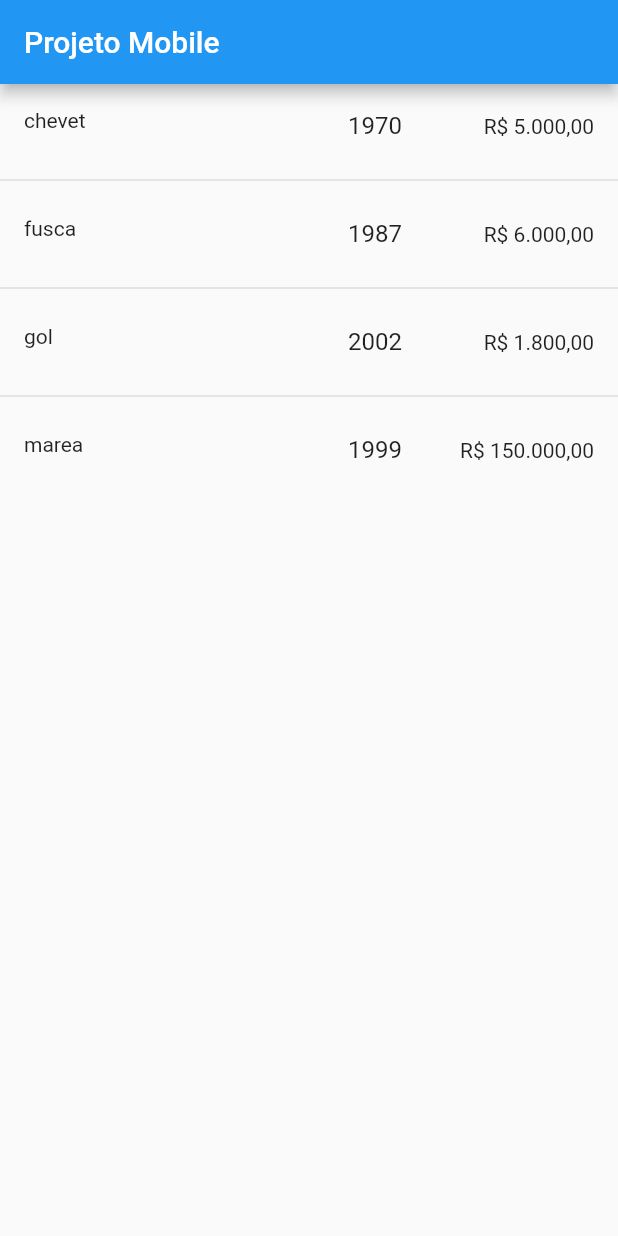
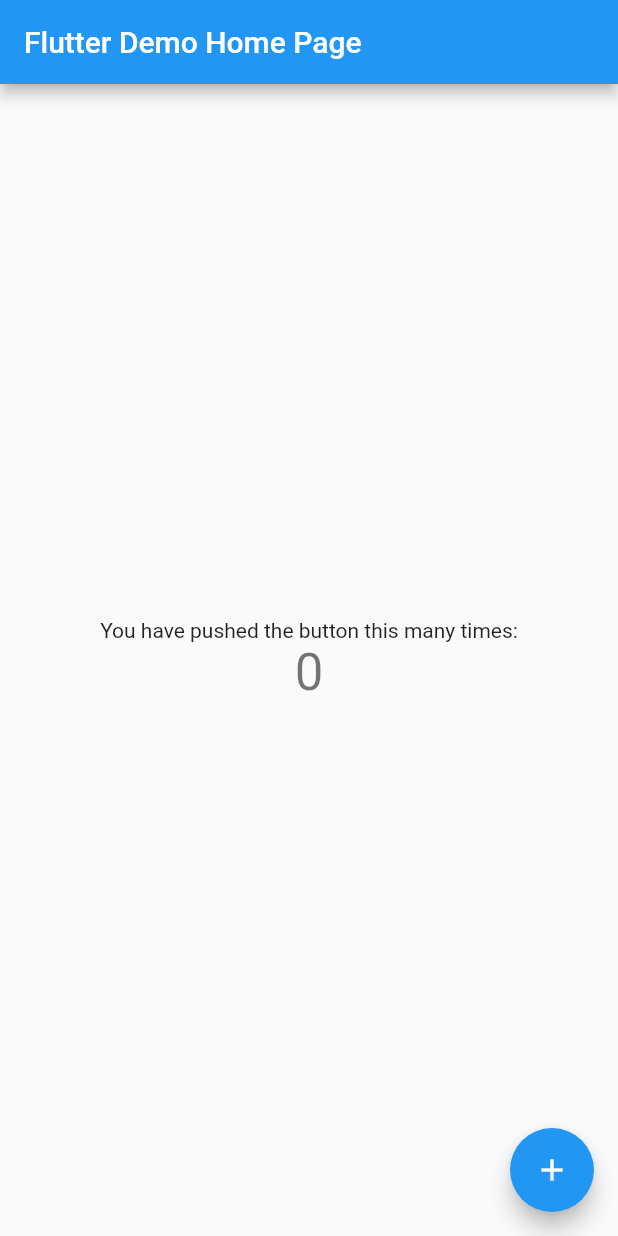
Before and after one commit to chauchuty/projeto-de-software, a Flutter app: the screen it shows after launch, on a phone screen of 412 x 824 dp. Run offline on Flutter 3.47's test engine with Material 2 defaults, Android fonts, the phone set to English and light mode, and no system bars.

Commit message:
create: flutter_app

```diff
--- a/flutter_app/lib/app.dart
+++ /dev/null
@@ -1,19 +0,0 @@
-import 'package:flutter/material.dart';
-import 'package:flutter_app/pages/home.page.dart';
-import 'package:flutter_app/pages/route.page.dart';
-
-class App extends StatelessWidget {
-  const App({Key? key}) : super(key: key);
-
-  @override
-  Widget build(BuildContext context) {
-    return MaterialApp(
-      title: 'Projeto Mobile',
-      debugShowCheckedModeBanner: false,
-      theme: ThemeData(
-        primarySwatch: Colors.blue,
-      ),
-      home: HomePage(),
-    );
-  }
-}
--- a/flutter_app/lib/main.dart
+++ b/flutter_app/lib/main.dart
@@ -1,7 +1,115 @@
 import 'package:flutter/material.dart';
 
-import 'app.dart';
+void main() {
+  runApp(const MyApp());
+}
 
-void main() {
-  runApp(const App());
+class MyApp extends StatelessWidget {
+  const MyApp({Key? key}) : super(key: key);
+
+  // This widget is the root of your application.
+  @override
+  Widget build(BuildContext context) {
+    return MaterialApp(
+      title: 'Flutter Demo',
+      theme: ThemeData(
+        // This is the theme of your application.
+        //
+        // Try running your application with "flutter run". You'll see the
+        // application has a blue toolbar. Then, without quitting the app, try
+        // changing the primarySwatch below to Colors.green and then invoke
+        // "hot reload" (press "r" in the console where you ran "flutter run",
+        // or simply save your changes to "hot reload" in a Flutter IDE).
+        // Notice that the counter didn't reset back to zero; the application
+        // is not restarted.
+        primarySwatch: Colors.blue,
+      ),
+      home: const MyHomePage(title: 'Flutter Demo Home Page'),
+    );
+  }
 }
+
+class MyHomePage extends StatefulWidget {
+  const MyHomePage({Key? key, required this.title}) : super(key: key);
+
+  // This widget is the home page of your application. It is stateful, meaning
+  // that it has a State object (defined below) that contains fields that affect
+  // how it looks.
+
+  // This class is the configuration for the state. It holds the values (in this
+  // case the title) provided by the parent (in this case the App widget) and
+  // used by the build method of the State. Fields in a Widget subclass are
+  // always marked "final".
+
+  final String title;
+
+  @override
+  State<MyHomePage> createState() => _MyHomePageState();
+}
+
+class _MyHomePageState extends State<MyHomePage> {
+  int _counter = 0;
+
+  void _incrementCounter() {
+    setState(() {
+      // This call to setState tells the Flutter framework that something has
+      // changed in this State, which causes it to rerun the build method below
+      // so that the display can reflect the updated values. If we changed
+      // _counter without calling setState(), then the build method would not be
+      // called again, and so nothing would appear to happen.
+      _counter++;
+    });
+  }
+
+  @override
+  Widget build(BuildContext context) {
+    // This method is rerun every time setState is called, for instance as done
+    // by the _incrementCounter method above.
+    //
+    // The Flutter framework has been optimized to make rerunning build methods
+    // fast, so that you can just rebuild anything that needs updating rather
+    // than having to individually change instances of widgets.
+    return Scaffold(
+      appBar: AppBar(
+        // Here we take the value from the MyHomePage object that was created by
+        // the App.build method, and use it to set our appbar title.
+        title: Text(widget.title),
+      ),
+      body: Center(
+        // Center is a layout widget. It takes a single child and positions it
+        // in the middle of the parent.
+        child: Column(
+          // Column is also a layout widget. It takes a list of children and
+          // arranges them vertically. By default, it sizes itself to fit its
+          // children horizontally, and tries to be as tall as its parent.
+          //
+          // Invoke "debug painting" (press "p" in the console, choose the
+          // "Toggle Debug Paint" action from the Flutter Inspector in Android
+          // Studio, or the "Toggle Debug Paint" command in Visual Studio Code)
+          // to see the wireframe for each widget.
+          //
+          // Column has various properties to control how it sizes itself and
+          // how it positions its children. Here we use mainAxisAlignment to
+          // center the children vertically; the main axis here is the vertical
+          // axis because Columns are vertical (the cross axis would be
+          // horizontal).
+          mainAxisAlignment: MainAxisAlignment.center,
+          children: <Widget>[
+            const Text(
+              'You have pushed the button this many times:',
+            ),
+            Text(
+              '$_counter',
+              style: Theme.of(context).textTheme.headline4,
+            ),
+          ],
+        ),
+      ),
+      floatingActionButton: FloatingActionButton(
+        onPressed: _incrementCounter,
+        tooltip: 'Increment',
+        child: const Icon(Icons.add),
+      ), // This trailing comma makes auto-formatting nicer for build methods.
+    );
+  }
+}
--- a/flutter_app/lib/models/carro.model.dart
+++ /dev/null
@@ -1,7 +0,0 @@
-class Carro {
-  var nome = '';
-  var ano = '';
-  var preco = 0.00;
-
-  Carro({required this.nome, required this.ano, required this.preco});
-}
--- a/flutter_app/lib/pages/home.page.dart
+++ /dev/null
@@ -1,38 +0,0 @@
-import 'package:flutter/material.dart';
-import 'package:flutter_app/repositories/carro.repository.dart';
-import 'package:intl/intl.dart';
-
-class HomePage extends StatelessWidget {
-  HomePage({Key? key}) : super(key: key);
-
-  final carros = CarroRepository.lista;
-  NumberFormat real = NumberFormat.currency(locale: 'pt_BR', symbol: 'R\$');
-
-  @override
-  Widget build(BuildContext context) {
-    return Scaffold(
-      appBar: AppBar(
-        title: const Text('Projeto Mobile'),
-      ),
-      body: ListView.separated(
-        itemBuilder: (BuildContext context, int index) {
-          return ListTile(
-            leading: SizedBox(
-              child: Text(
-                carros[index].nome,
-              ),
-              width: 200,
-            ),
-            title: Text(carros[index].ano),
-            trailing: Text(real.format(carros[index].preco)),
-          );
-        },
-        separatorBuilder: (context, index) => const Divider(
-          color: Colors.grey,
-          thickness: 0.3,
-        ),
-        itemCount: carros.length,
-      ),
-    );
-  }
-}
--- a/flutter_app/lib/pages/route.page.dart
+++ /dev/null
@@ -1,10 +0,0 @@
-import 'package:flutter/material.dart';
-
-class RoutePage extends StatelessWidget {
-  const RoutePage({Key? key}) : super(key: key);
-
-  @override
-  Widget build(BuildContext context) {
-    return ButtonTheme(child: Text('Mudar Página'));
-  }
-}
--- a/flutter_app/lib/repositories/carro.repository.dart
+++ /dev/null
@@ -1,10 +0,0 @@
-import '../models/carro.model.dart';
-
-class CarroRepository {
-  static List<Carro> lista = [
-    Carro(nome: 'chevet', ano: '1970', preco: 5000.00),
-    Carro(nome: 'fusca', ano: '1987', preco: 6000.00),
-    Carro(nome: 'gol', ano: '2002', preco: 1800.00),
-    Carro(nome: 'marea', ano: '1999', preco: 150000.00),
-  ];
-}
--- a/flutter_app/pubspec.yaml
+++ b/flutter_app/pubspec.yaml
@@ -29,13 +29,11 @@ environment:
 dependencies:
   flutter:
     sdk: flutter
-  intl:
+
 
   # The following adds the Cupertino Icons font to your application.
   # Use with the CupertinoIcons class for iOS style icons.
   cupertino_icons: ^1.0.2
-  http: ^0.13.4
-  dio: ^4.0.4
 
 dev_dependencies:
   flutter_test:
```
Also changed, not shown: flutter_app/pubspec.lock, 1 other file.
